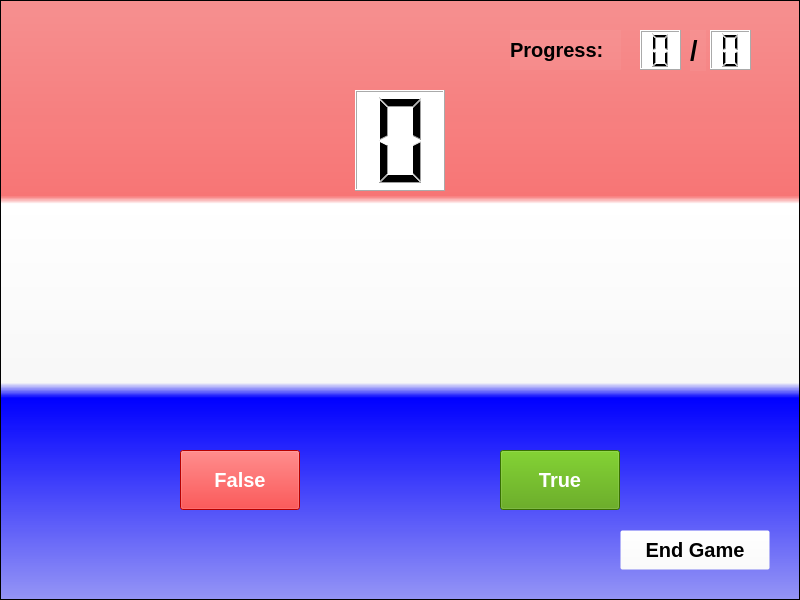
This is ui/gamescreen.ui in s4mto/FlashCard-DBMS as Qt 5 draws it before an edit. The edited form follows.
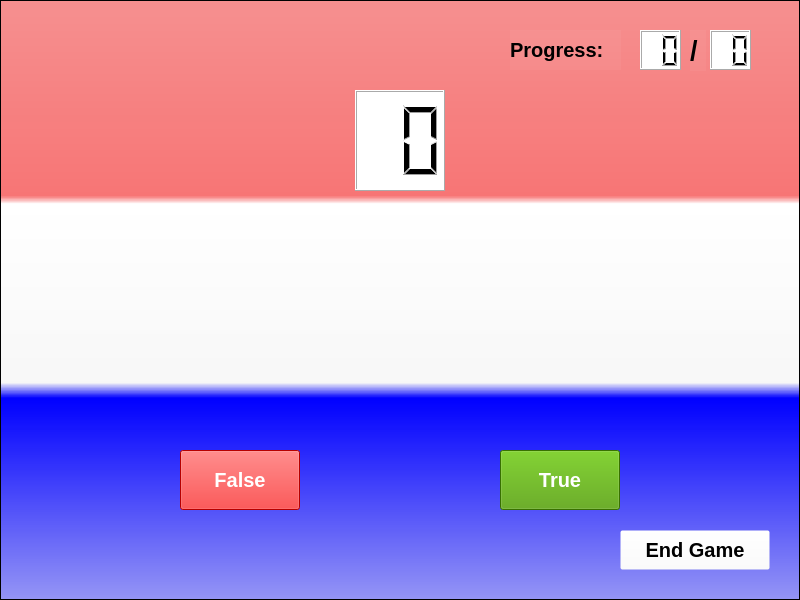
This is the edited form.

The edit to the form file:
```diff
--- a/ui/gamescreen.ui
+++ b/ui/gamescreen.ui
@@ -128,7 +128,7 @@
       <string notr="true">background-color: rgb(255, 255, 255);</string>
      </property>
      <property name="digitCount">
-      <number>1</number>
+      <number>2</number>
      </property>
     </widget>
     <widget class="QLabel" name="word">
@@ -197,7 +197,7 @@
       <string notr="true">background-color: rgb(255, 255, 255);</string>
      </property>
      <property name="digitCount">
-      <number>1</number>
+      <number>2</number>
      </property>
     </widget>
     <widget class="QLCDNumber" name="known_word_lcd">
@@ -213,7 +213,7 @@
       <string notr="true">background-color: rgb(255, 255, 255);</string>
      </property>
      <property name="digitCount">
-      <number>1</number>
+      <number>2</number>
      </property>
     </widget>
     <widget class="QLabel" name="label">
```
